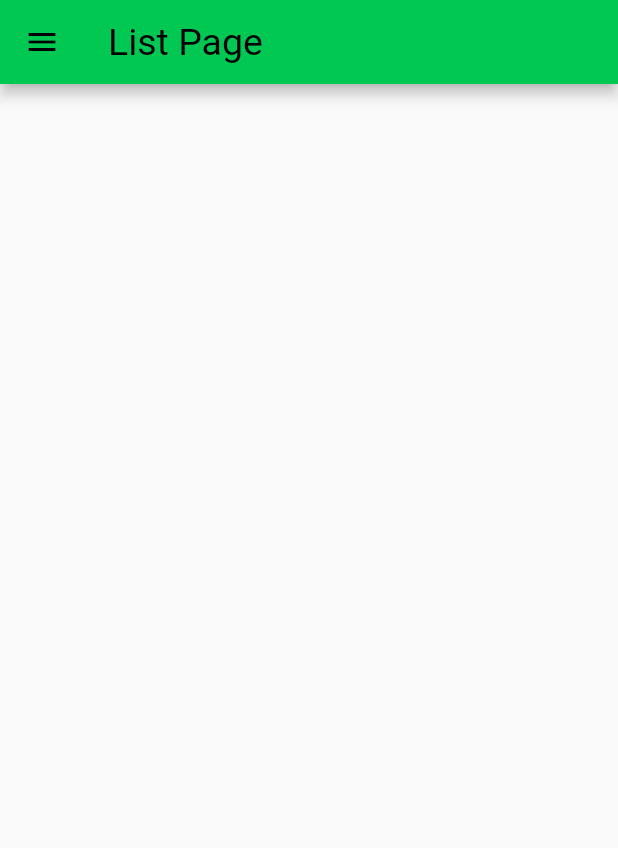
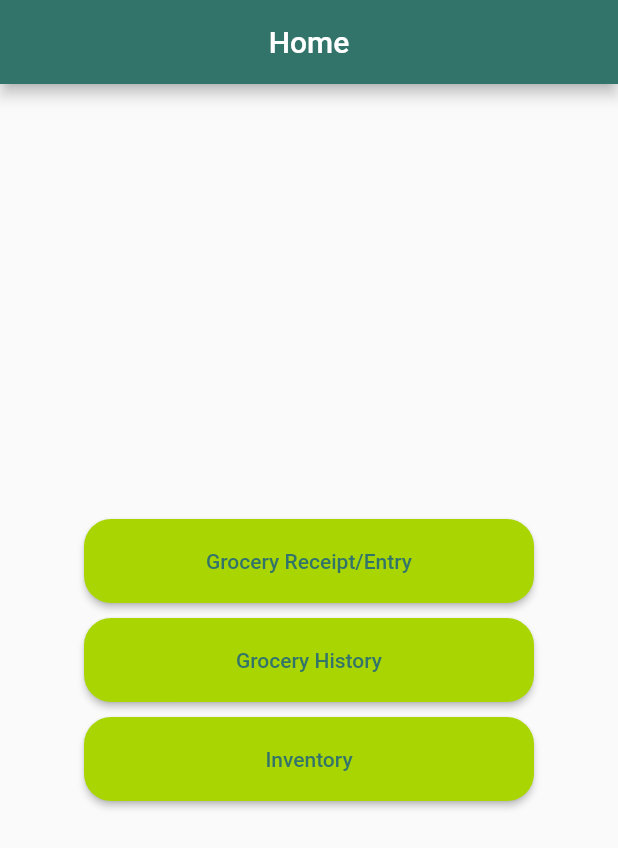
Before and after one commit to ammaarkhan/Brokol-Flutter, a Flutter app: the screen it shows after launch, on a phone screen of 412 x 824 dp. Shown: the top 848 px of the screen. Run offline on Flutter 3.47's test engine with Material 2 defaults, Android fonts, the phone set to English and light mode, and no system bars; our stand-ins replace sqflite; accounts and stored records are empty.

Commit message:
integrate with basic ui branch

```diff
--- a/brokol_flutter/lib/main.dart
+++ b/brokol_flutter/lib/main.dart
@@ -1,4 +1,5 @@
-import 'package:brokol_flutter/listpage.dart';
+import 'package:brokol_flutter/pages/home_page.dart';
+import 'package:brokol_flutter/pages/listpage.dart';
 import 'package:brokol_flutter/utils/routes.dart';
 import 'package:brokol_flutter/widgets/themes.dart';
 import 'package:flutter/material.dart';
@@ -12,15 +13,9 @@ class MainApp extends StatelessWidget {
 
   @override
   Widget build(BuildContext context) {
-    return MaterialApp(
-      // themeMode: ThemeMode.light,
-      theme: MyTheme.lightTheme(context),
+    return const MaterialApp(
       debugShowCheckedModeBanner: false,
-      initialRoute: MyRoutes.listRoute,
-      routes: {
-        // "/": (context) => LoginPage(),
-        MyRoutes.listRoute: (context) => ListPage(),
-      },
+      home: HomePage(),
     );
   }
 }
--- a/brokol_flutter/lib/categories_screen.dart
+++ b/brokol_flutter/lib/pages/categories_screen.dart
@@ -1,7 +1,6 @@
 import 'package:brokol_flutter/models/category.dart';
 import 'package:brokol_flutter/services/category_service.dart';
 import 'package:flutter/material.dart';
-
 import 'listpage.dart';
 
 class CategoriesScreen extends StatefulWidget {
--- /dev/null
+++ b/brokol_flutter/lib/pages/home_page.dart
@@ -0,0 +1,92 @@
+import 'package:flutter/material.dart';
+import 'grocery_entry.dart';
+
+class HomePage extends StatefulWidget {
+  const HomePage({super.key});
+
+  @override
+  HomePageState createState() => HomePageState();
+}
+
+class HomePageState extends State<HomePage> {
+  @override
+  Widget build(BuildContext context) {
+    return Scaffold(
+      appBar: AppBar(
+        title: const Text(
+          "Home",
+          style: TextStyle(
+              //color: Color.fromARGB(255, 169, 213, 3),
+              ),
+        ),
+        centerTitle: true,
+        backgroundColor: const Color.fromARGB(255, 50, 116, 106),
+      ),
+      body: SafeArea(
+          child: Center(
+        child: Column(
+          mainAxisAlignment: MainAxisAlignment.center,
+          children: [
+            ElevatedButton(
+              onPressed: () {
+                // Handle button 1 press
+                Navigator.push(
+                  context,
+                  MaterialPageRoute(builder: (context) => const GroceryEntry()),
+                );
+              },
+              style: ElevatedButton.styleFrom(
+                  shape: RoundedRectangleBorder(
+                    borderRadius: BorderRadius.circular(18),
+                  ),
+                  backgroundColor: const Color.fromARGB(255, 169, 213, 3),
+                  padding:
+                      const EdgeInsets.symmetric(horizontal: 50, vertical: 20),
+                  minimumSize: const Size(300, 10)),
+              child: const Text('Grocery Receipt/Entry',
+                  style: TextStyle(
+                    color: Color.fromARGB(255, 50, 116, 106),
+                  )),
+            ),
+            const SizedBox(height: 10.0),
+            ElevatedButton(
+              onPressed: () {
+                // Handle button 2 press
+              },
+              style: ElevatedButton.styleFrom(
+                  shape: RoundedRectangleBorder(
+                    borderRadius: BorderRadius.circular(18),
+                  ),
+                  backgroundColor: const Color.fromARGB(255, 169, 213, 3),
+                  padding:
+                      const EdgeInsets.symmetric(horizontal: 50, vertical: 20),
+                  minimumSize: const Size(300, 10)),
+              child: const Text('Grocery History',
+                  style: TextStyle(
+                    color: Color.fromARGB(255, 50, 116, 106),
+                  )),
+            ),
+            const SizedBox(height: 10.0),
+            ElevatedButton(
+              onPressed: () {
+                // Handle button 3 press
+              },
+              style: ElevatedButton.styleFrom(
+                  shape: RoundedRectangleBorder(
+                    borderRadius: BorderRadius.circular(18),
+                  ),
+                  backgroundColor: const Color.fromARGB(255, 169, 213, 3),
+                  padding:
+                      const EdgeInsets.symmetric(horizontal: 50, vertical: 20),
+                  minimumSize: const Size(300, 10)),
+              child: const Text('Inventory',
+                  style: TextStyle(
+                    color: Color.fromARGB(255, 50, 116, 106),
+                  )),
+            ),
+          ],
+        ),
+      )),
+    );
+  }
+}
--- a/brokol_flutter/lib/widgets/drawer.dart
+++ b/brokol_flutter/lib/widgets/drawer.dart
@@ -1,10 +1,9 @@
 // ignore_for_file: prefer_const_constructors, prefer_const_declarations
 
-import 'package:brokol_flutter/listpage.dart';
+import 'package:brokol_flutter/pages/listpage.dart';
 import 'package:flutter/cupertino.dart';
 import 'package:flutter/material.dart';
-
-import '../categories_screen.dart';
+import '../pages/categories_screen.dart';
 
 class MyDrawer extends StatelessWidget {
   @override
```
Also changed, not shown: brokol_flutter/lib/pages/grocery_entry.dart (added, +60 -0 lines), brokol_flutter/lib/pages/listpage.dart (renamed from brokol_flutter/lib/listpage.dart).
